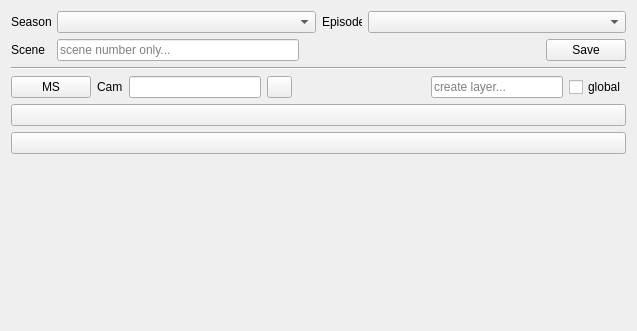
Above: turboz_maya/resources/python/turbosaurs/ui/render_setup.ui from talewind-animation/turbosaurs before the change; both pictures show x 0 to 637 and y 0 to 331 of the 637 by 548 pixel window. Below: the same form after it.
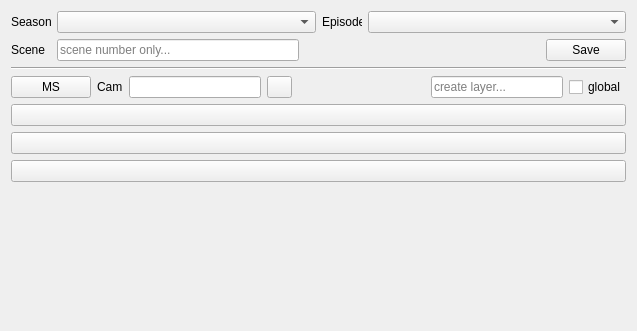
That is the form after the change.

Diff of the .ui file:
```diff
--- a/turboz_maya/resources/python/turbosaurs/ui/render_setup.ui
+++ b/turboz_maya/resources/python/turbosaurs/ui/render_setup.ui
@@ -243,6 +243,13 @@
            </property>
           </widget>
          </item>
+         <item>
+          <widget class="QPushButton" name="from_playback_btn">
+           <property name="text">
+            <string/>
+           </property>
+          </widget>
+         </item>
          <item>
           <spacer name="verticalSpacer_2">
            <property name="orientation">
```
